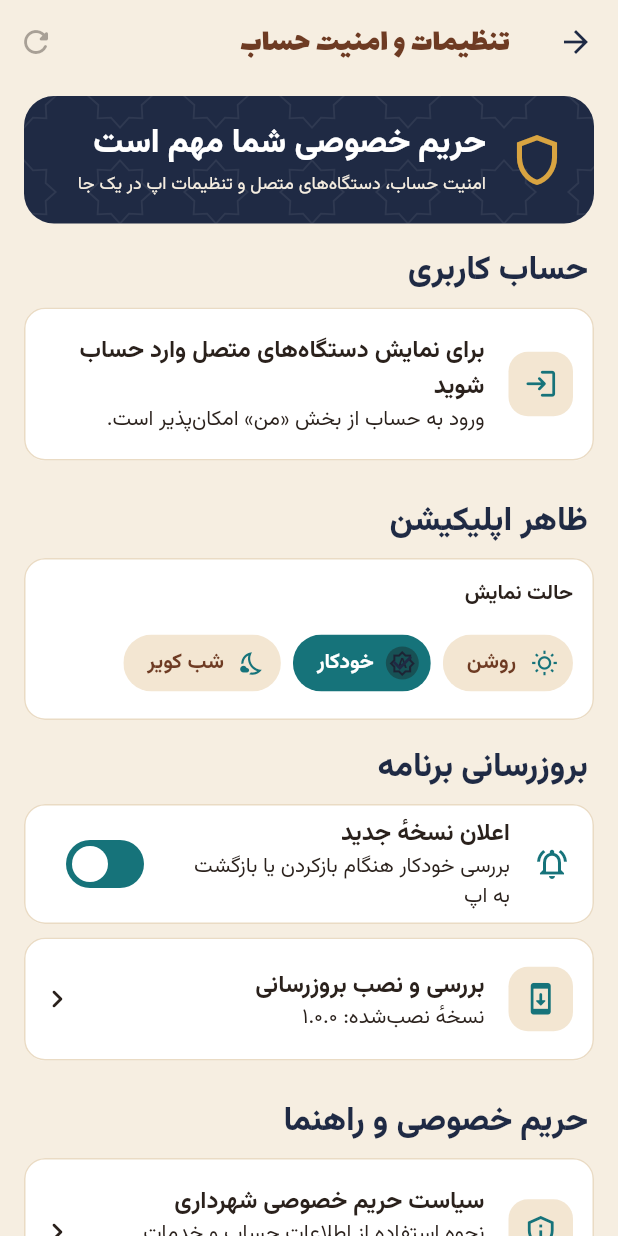
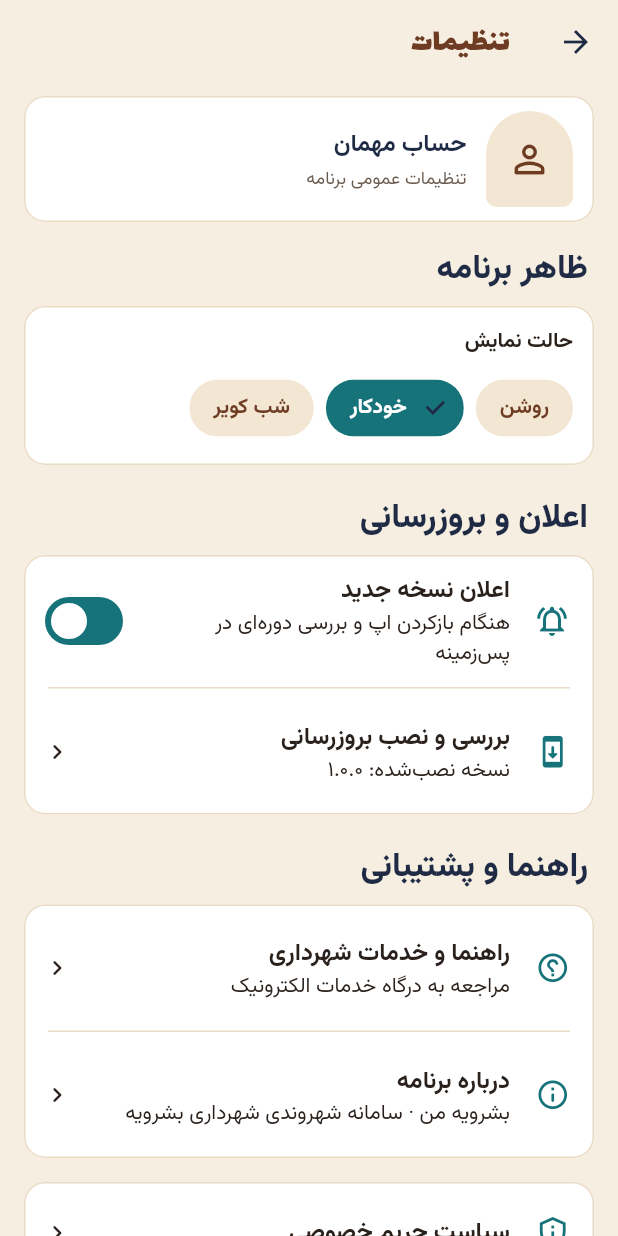
Before and after one commit to seyedebrahim0211-oss/boshrouyeh-digital, a Flutter app: the AccountSettingsScreen screen opened directly, on a phone screen of 412 x 824 dp. Run offline on Flutter 3.47's test engine with Material 3 defaults, Android fonts, the phone set to English and light mode, and no system bars; our stand-ins replace cached_network_image, flutter_map, flutter_secure_storage, flutter_svg, geolocator, image_picker and 6 more; missing offline and left inert: ota_update; accounts and stored records are empty; network calls fail.

Commit message:
feat(ui): simplify settings to account, security, appearance, updates and support

```diff
--- a/app/lib/screens/account_settings_screen.dart
+++ b/app/lib/screens/account_settings_screen.dart
@@ -273,150 +273,206 @@ class _AccountSettingsScreenState extends State<AccountSettingsScreen> {
     );
   }
 
-  @override
-  Widget build(BuildContext context) {
-    final auth = context.watch<AuthStore>();
-    final settings = context.watch<AppSettings>();
-    final isLoggedIn = auth.isLoggedIn;
-    return Scaffold(
+  /// Open security as a separate screen instead of rendering every session
+  /// and login on the main settings page.
+  Future<void> _openSecurity() async {
+    _reloadSecurity();
+    await Navigator.push<void>(context, MaterialPageRoute(
+      builder: (context) => Scaffold(
         appBar: AppBar(
-        title: const Text('تنظیمات و امنیت حساب'),
+          title: const Text('حساب و امنیت'),
           actions: [
             IconButton(
-            tooltip: 'تازه‌سازی اطلاعات حساب',
-            onPressed: isLoggedIn ? _reloadSecurity : null,
+              tooltip: 'تازه‌سازی',
+              onPressed: _reloadSecurity,
               icon: const Icon(Icons.refresh_rounded),
             ),
           ],
         ),
         body: SafeArea(
           child: ListView(
-          padding: const EdgeInsetsDirectional.fromSTEB(16, 8, 16, 32),
+            padding: const EdgeInsets.fromLTRB(16, 10, 16, 30),
             children: [
-            Center(
-              child: ConstrainedBox(
-                constraints: const BoxConstraints(maxWidth: 760),
-                child: Column(
-                  crossAxisAlignment: CrossAxisAlignment.stretch,
-                  children: [
-                    NightPanel(
-                      child: Row(children: [
-                        const Icon(Icons.shield_outlined, size: 40, color: Brand.sun),
-                        const SizedBox(width: 14),
-                        Expanded(child: Column(
-                          crossAxisAlignment: CrossAxisAlignment.start,
-                          children: [
-                            Text('حریم خصوصی شما مهم است',
-                              style: Theme.of(context).textTheme.titleLarge?.copyWith(color: Colors.white)),
-                            const SizedBox(height: 5),
-                            Text('امنیت حساب، دستگاه‌های متصل و تنظیمات اپ در یک جا',
-                              softWrap: true,
-                              style: Theme.of(context).textTheme.bodySmall?.copyWith(color: Brand.milk)),
-                          ],
+              Center(child: ConstrainedBox(
+                constraints: const BoxConstraints(maxWidth: 720),
+                child: _securityPanel(),
               )),
-                      ]),
-                    ),
-                    _heading('حساب کاربری'),
-                    if (isLoggedIn) ...[
-                      _item(
-                        icon: Icons.account_circle_outlined,
-                        title: auth.displayName,
-                        subtitle: 'نام نمایشی حساب شما',
-                        onTap: _changeName,
-                      ),
-                    ] else
-                      _item(
-                        icon: Icons.login_rounded,
-                        title: 'برای نمایش دستگاه‌های متصل وارد حساب شوید',
-                        subtitle: 'ورود به حساب از بخش «من» امکان‌پذیر است.',
-                      ),
-                    _heading('ظاهر اپلیکیشن'),
-                    Card(
-                      child: Padding(
-                        padding: const EdgeInsets.all(14),
-                        child: Column(
-                          crossAxisAlignment: CrossAxisAlignment.start,
-                          children: [
-                            const Text('حالت نمایش', style: TextStyle(fontWeight: FontWeight.w700)),
-                            const SizedBox(height: 12),
-                            Wrap(
-                              spacing: 8, runSpacing: 8,
-                              children: [
-                                ChoiceChip(
-                                  label: const Text('روشن'), avatar: const Icon(Icons.wb_sunny_outlined, size: 18),
-                                  selected: settings.themeMode == ThemeMode.light,
-                                  onSelected: (_) => settings.setTheme(ThemeMode.light),
-                                ),
-                                ChoiceChip(
-                                  label: const Text('خودکار'), avatar: const Icon(Icons.brightness_auto_outlined, size: 18),
-                                  selected: settings.themeMode == ThemeMode.system,
-                                  onSelected: (_) => settings.setTheme(ThemeMode.system),
-                                ),
-                                ChoiceChip(
-                                  label: const Text('شب کویر'), avatar: const Icon(Icons.nights_stay_outlined, size: 18),
-                                  selected: settings.themeMode == ThemeMode.dark,
-                                  onSelected: (_) => settings.setTheme(ThemeMode.dark),
-                                ),
-                              ],
-                            ),
             ],
           ),
         ),
       ),
-                    _heading('بروزرسانی برنامه'),
-                    Card(
-                      child: SwitchListTile.adaptive(
-                        secondary: const Icon(Icons.notifications_active_outlined, color: Brand.qanat),
-                        title: const Text('اعلان نسخهٔ جدید', style: TextStyle(fontWeight: FontWeight.w700)),
-                        subtitle: const Text('بررسی خودکار هنگام بازکردن یا بازگشت به اپ'),
+    ));
+  }
+
+  Widget _group(Widget child) => Card(
+    margin: const EdgeInsets.only(bottom: 4),
+    child: child,
+  );
+
+  Widget _row({
+    required IconData icon,
+    required String label,
+    String? detail,
+    VoidCallback? onTap,
+    bool danger = false,
+    Widget? trailing,
+  }) => ListTile(
+    contentPadding: const EdgeInsetsDirectional.fromSTEB(16, 6, 12, 6),
+    leading: Icon(icon, color: danger ? Brand.brick : Brand.qanat, size: 23),
+    title: Text(label, softWrap: true,
+      style: TextStyle(fontWeight: FontWeight.w700, color: danger ? Brand.brick : null)),
+    subtitle: detail == null ? null : Text(detail, maxLines: 2,
+      overflow: TextOverflow.ellipsis, softWrap: true),
+    trailing: trailing ?? (onTap == null ? null : const Icon(Icons.chevron_left_rounded, size: 20)),
+    onTap: onTap,
+  );
+
+  Widget _accountCard(AuthStore auth) {
+    final isLoggedIn = auth.isLoggedIn;
+    return Card(
+      child: Padding(
+        padding: const EdgeInsets.symmetric(vertical: 10, horizontal: 14),
+        child: Row(children: [
+          Container(
+            width: 58, height: 64,
+            decoration: const BoxDecoration(color: Brand.tint, borderRadius: Brand.taqche),
+            child: const Center(child: Icon(Icons.person_outline_rounded,
+              size: 30, color: Brand.brick)),
+          ),
+          const SizedBox(width: 13),
+          Expanded(child: Column(crossAxisAlignment: CrossAxisAlignment.start, children: [
+            Text(isLoggedIn ? auth.displayName : 'حساب مهمان',
+              maxLines: 2, overflow: TextOverflow.ellipsis,
+              style: Theme.of(context).textTheme.titleMedium),
+            const SizedBox(height: 3),
+            Text(isLoggedIn ? 'مدیریت اطلاعات شخصی و امنیت' : 'تنظیمات عمومی برنامه',
+              style: Theme.of(context).textTheme.bodySmall),
+          ])),
+          if (isLoggedIn)
+            IconButton(
+              tooltip: 'ویرایش نام نمایشی',
+              onPressed: _busy ? null : _changeName,
+              icon: const Icon(Icons.edit_outlined)),
+        ]),
+      ),
+    );
+  }
+
+  @override
+  Widget build(BuildContext context) {
+    final auth = context.watch<AuthStore>();
+    final settings = context.watch<AppSettings>();
+    final loggedIn = auth.isLoggedIn;
+    return Scaffold(
+      appBar: AppBar(title: const Text('تنظیمات')),
+      body: SafeArea(
+        child: ListView(
+          padding: const EdgeInsets.fromLTRB(16, 8, 16, 32),
+          children: [Center(child: ConstrainedBox(
+            constraints: const BoxConstraints(maxWidth: 760),
+            child: Column(crossAxisAlignment: CrossAxisAlignment.stretch, children: [
+              _accountCard(auth),
+              if (loggedIn) ...[
+                _heading('حساب و حریم خصوصی'),
+                _group(Column(children: [
+                  _row(icon: Icons.account_circle_outlined,
+                    label: 'ویرایش مشخصات', detail: 'نام نمایشی حساب',
+                    onTap: _busy ? null : _changeName),
+                  const Divider(height: 1, indent: 16, endIndent: 16),
+                  _row(icon: Icons.phonelink_lock_outlined,
+                    label: 'دستگاه‌ها و ورودهای اخیر',
+                    detail: 'نشست‌های فعال، تاریخچه ورود و خروج دستگاه‌ها',
+                    onTap: _busy ? null : _openSecurity),
+                  const Divider(height: 1, indent: 16, endIndent: 16),
+                  _row(icon: Icons.privacy_tip_outlined,
+                    label: 'حریم خصوصی',
+                    detail: 'شیوه محافظت و استفاده از اطلاعات',
+                    onTap: () => launchUrl(Uri.parse('https://varsin-bsh.ir/privacy/'),
+                      mode: LaunchMode.externalApplication)),
+                ])),
+              ],
+              _heading('ظاهر برنامه'),
+              _group(Padding(
+                padding: const EdgeInsets.all(14),
+                child: Column(crossAxisAlignment: CrossAxisAlignment.start, children: [
+                  const Text('حالت نمایش', style: TextStyle(fontWeight: FontWeight.w700)),
+                  const SizedBox(height: 10),
+                  Wrap(spacing: 8, runSpacing: 8, children: [
+                    ChoiceChip(
+                      label: const Text('روشن'),
+                      selected: settings.themeMode == ThemeMode.light,
+                      onSelected: (_) => settings.setTheme(ThemeMode.light)),
+                    ChoiceChip(
+                      label: const Text('خودکار'),
+                      selected: settings.themeMode == ThemeMode.system,
+                      onSelected: (_) => settings.setTheme(ThemeMode.system)),
+                    ChoiceChip(
+                      label: const Text('شب کویر'),
+                      selected: settings.themeMode == ThemeMode.dark,
+                      onSelected: (_) => settings.setTheme(ThemeMode.dark)),
+                  ]),
+                ]),
+              )),
+              _heading('اعلان و بروزرسانی'),
+              _group(Column(children: [
+                SwitchListTile.adaptive(
+                  contentPadding: const EdgeInsetsDirectional.fromSTEB(16, 4, 10, 4),
+                  secondary: const Icon(Icons.notifications_active_outlined,
+                    color: Brand.qanat),
+                  title: const Text('اعلان نسخه جدید',
+                    style: TextStyle(fontWeight: FontWeight.w700)),
+                  subtitle: const Text('هنگام بازکردن اپ و بررسی دوره‌ای در پس‌زمینه'),
                   value: _updateAlerts,
                   onChanged: (enabled) async {
                     setState(() => _updateAlerts = enabled);
                     await Updater.setAlertsEnabled(enabled);
                   },
                 ),
-                    ),
-                    const SizedBox(height: 9),
+                const Divider(height: 1, indent: 16, endIndent: 16),
                 FutureBuilder<String>(
                   future: Updater.currentVersion(),
-                      builder: (context, version) => _item(
+                  builder: (context, version) => _row(
                     icon: Icons.system_update_rounded,
-                        title: 'بررسی و نصب بروزرسانی',
-                        subtitle: 'نسخهٔ نصب‌شده: ${faDigits(version.data ?? '…')}',
+                    label: 'بررسی و نصب بروزرسانی',
+                    detail: 'نسخه نصب‌شده: ' + faDigits(version.data ?? '…'),
                     onTap: () => Updater.checkManually(context, context.read<Api>()),
                   ),
                 ),
-                    if (isLoggedIn) _securityPanel(),
-                    _heading('حریم خصوصی و راهنما'),
-                    _item(
+              ])),
+              _heading('راهنما و پشتیبانی'),
+              _group(Column(children: [
+                _row(icon: Icons.help_outline_rounded,
+                  label: 'راهنما و خدمات شهرداری',
+                  detail: 'مراجعه به درگاه خدمات الکترونیک',
+                  onTap: () => launchUrl(Uri.parse('https://varsin-bsh.ir/'),
+                    mode: LaunchMode.externalApplication)),
+                const Divider(height: 1, indent: 16, endIndent: 16),
+                _row(icon: Icons.info_outline_rounded,
+                  label: 'درباره برنامه',
+                  detail: 'بشرویه من · سامانه شهروندی شهرداری بشرویه',
+                  onTap: () => showAboutDialog(
+                    context: context, applicationName: 'بشرویه من',
+                    applicationVersion: 'اپ خدمات الکترونیک شهرداری',
+                    children: [const Text('برای دریافت نسخه‌های تازه از بخش بروزرسانی استفاده کنید.')],
+                  )),
+              ])),
+              if (loggedIn) ...[
+                const SizedBox(height: 18),
+                _group(_row(
+                  icon: Icons.logout_rounded,
+                  label: 'خروج از حساب این گوشی',
+                  danger: true,
+                  onTap: _busy ? null : _signOut)),
+              ] else ...[
+                const SizedBox(height: 12),
+                _group(_row(
                   icon: Icons.privacy_tip_outlined,
-                      title: 'سیاست حریم خصوصی شهرداری',
-                      subtitle: 'نحوه استفاده از اطلاعات حساب و خدمات شهروندی',
-                      onTap: () => launchUrl(
-                        Uri.parse('https://varsin-bsh.ir/privacy/'),
-                        mode: LaunchMode.externalApplication,
-                      ),
-                    ),
-                    _item(
-                      icon: Icons.lock_outline_rounded,
-                      title: 'اطلاعات ورود و امنیت',
-                      subtitle: 'رمز یک‌بارمصرف پیامکی است؛ اطلاعات نشست‌ها فقط برای صاحب حساب نمایش داده می‌شود.',
-                    ),
-                    if (isLoggedIn) ...[
-                      const SizedBox(height: 14),
-                      _item(
-                        icon: Icons.logout_rounded,
-                        title: 'خروج از این گوشی',
-                        subtitle: 'تنها نشست فعلی برنامه پایان می‌یابد.',
-                        iconColor: Brand.brick,
-                        onTap: _busy ? null : _signOut,
-                      ),
+                  label: 'سیاست حریم خصوصی',
+                  onTap: () => launchUrl(Uri.parse('https://varsin-bsh.ir/privacy/'),
+                    mode: LaunchMode.externalApplication))),
               ],
-                  ],
-                ),
-              ),
-            ),
-          ],
+            ]),
+          ))],
         ),
       ),
     );
```
Lines whose indentation alone changed are shown as unchanged.
